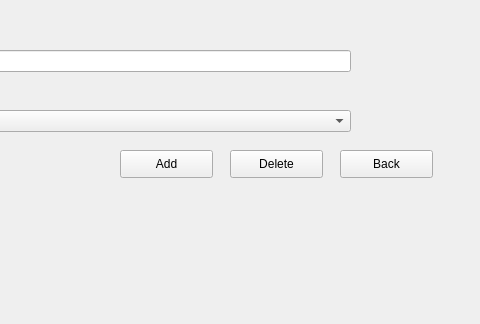
Before: the Qt Designer form aircraft type.ui in Muneeba-Badar/DB-Final-Project, drawn with Qt 5; both pictures show x 320 to 800 and y 0 to 324 of the 800 by 600 pixel window.
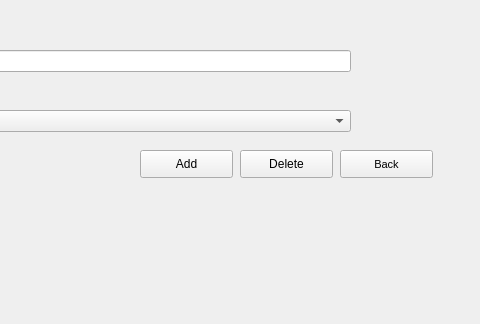
After: the same form once the commit is applied.

```diff
--- a/aircraft type.ui
+++ b/aircraft type.ui
@@ -76,7 +76,7 @@
    <widget class="QPushButton" name="deleteType">
     <property name="geometry">
      <rect>
-      <x>550</x>
+      <x>560</x>
       <y>150</y>
       <width>93</width>
       <height>28</height>
@@ -89,7 +89,7 @@
    <widget class="QPushButton" name="addType">
     <property name="geometry">
      <rect>
-      <x>440</x>
+      <x>460</x>
       <y>150</y>
       <width>93</width>
       <height>28</height>
@@ -108,6 +108,11 @@
       <height>28</height>
      </rect>
     </property>
+    <property name="font">
+     <font>
+      <pointsize>8</pointsize>
+     </font>
+    </property>
     <property name="text">
      <string>Back</string>
     </property>
```
Left out of the diff: 6 changed lines with no effect on the pictures.
